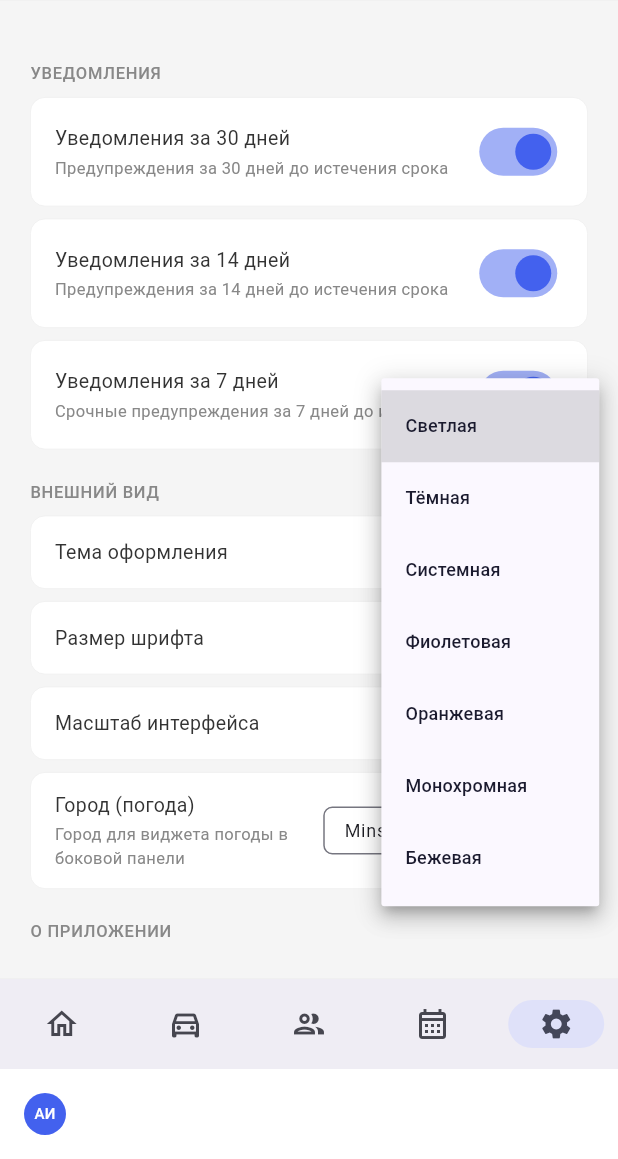
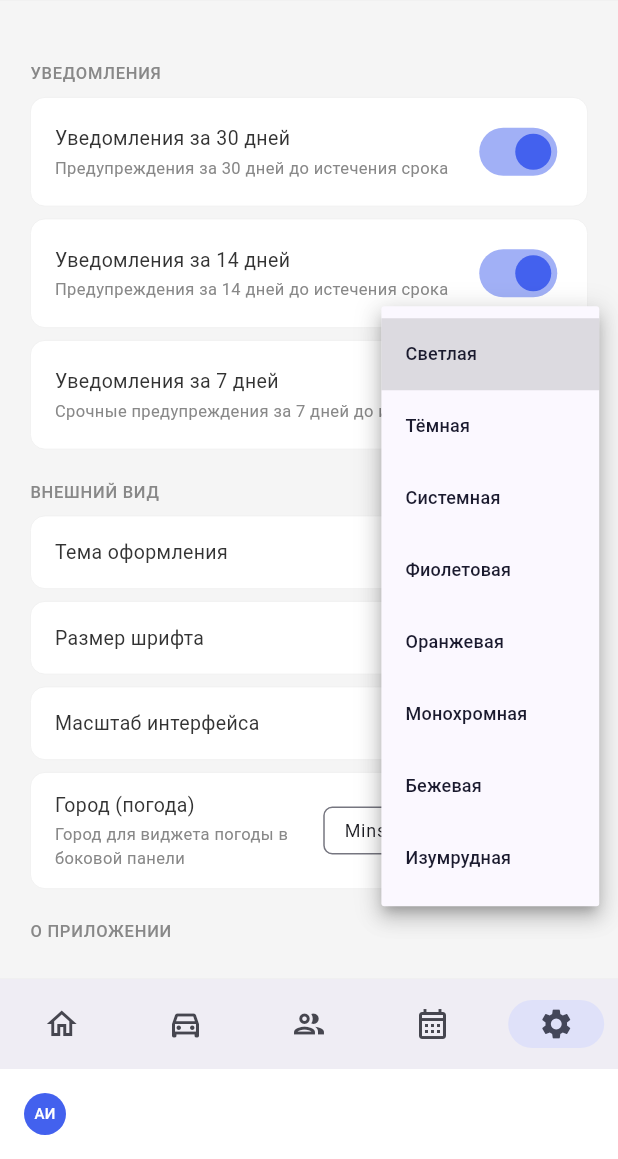
Before and after one commit to VkSun/ATControl, a Flutter app: the SettingsScreen screen opened by its route, after a tap on "Светлая", on a phone screen of 412 x 824 dp, the part 77-1236 px from its top. Run offline on Flutter 3.47's test engine with Material 3 defaults, Android fonts, the phone set to English and light mode, and no system bars; our stand-ins replace file_picker, flutter_local_notifications, flutter_riverpod, go_router, package_info_plus, shared_preferences and 1 more; missing offline and left inert: gotrue, launch_at_startup, local_notifier, tray_manager, window_manager; accounts and stored records are empty; generated files the repository leaves out were written again; network calls fail.

Commit message:
feat(theme): add Изумрудная (emerald) theme
Fifth theme — dark (structured like monoTheme) with an emerald green
accent (#4ECB8D) instead of grey, styled after a fifth reference
mockup (dark UI with vivid green/pink/purple accent cards). Picked
green as the single accent since the app's theme model is one accent
color per theme, not a multi-color palette like the reference.

flutter analyze clean (45, baseline), all 163 tests pass.

Co-Authored-By: Claude Fable 5 <noreply@anthropic.com>
Claude-Session: https://claude.ai/code/session_01DkgpfqtYtWsXc5FYhAC5yA

```diff
--- a/lib/screens/settings/settings_screen.dart
+++ b/lib/screens/settings/settings_screen.dart
@@ -121,8 +121,9 @@ class SettingsScreen extends ConsumerWidget {
                     AppThemeMode.orange => 'Оранжевая',
                     AppThemeMode.mono => 'Монохромная',
                     AppThemeMode.beige => 'Бежевая',
+                    AppThemeMode.emerald => 'Изумрудная',
                   },
-                  options: const ['Светлая', 'Тёмная', 'Системная', 'Фиолетовая', 'Оранжевая', 'Монохромная', 'Бежевая'],
+                  options: const ['Светлая', 'Тёмная', 'Системная', 'Фиолетовая', 'Оранжевая', 'Монохромная', 'Бежевая', 'Изумрудная'],
                   onChanged: (v) {
                     ref.read(themeModeProvider.notifier).set(switch (v) {
                       'Светлая' => AppThemeMode.light,
@@ -131,6 +132,7 @@ class SettingsScreen extends ConsumerWidget {
                       'Оранжевая' => AppThemeMode.orange,
                       'Монохромная' => AppThemeMode.mono,
                       'Бежевая' => AppThemeMode.beige,
+                      'Изумрудная' => AppThemeMode.emerald,
                       _ => AppThemeMode.system,
                     });
                   },
--- a/lib/utils/theme.dart
+++ b/lib/utils/theme.dart
@@ -7,7 +7,7 @@ import 'brand_colors.dart';
 /// Раздельно от Flutter-овского ThemeMode: помимо светлая/тёмная/системная
 /// сюда добавляются именованные цветовые темы (см. AppTheme.purpleTheme) —
 /// они переключаются тем же селектором в Настройках, добавляются по одной.
-enum AppThemeMode { light, dark, system, purple, orange, mono, beige }
+enum AppThemeMode { light, dark, system, purple, orange, mono, beige, emerald }
 
 final themeModeProvider =
     StateNotifierProvider<_ThemePref, AppThemeMode>((_) => _ThemePref());
@@ -66,6 +66,7 @@ class AppTheme {
   static const _orangeAccent = Color(0xFFFF7A30);
   static const _monoAccent = Color(0xFF5A5A5A);
   static const _beigeAccent = Color(0xFFC9962F);
+  static const _emeraldAccent = Color(0xFF4ECB8D);
 
   static ThemeData lightTheme = ThemeData(
     useMaterial3: true,
@@ -422,6 +423,62 @@ class AppTheme {
       ),
     ],
   );
+
+  // Изумрудная: пятый референс — тёмная (структура как у monoTheme) с
+  // изумрудно-зелёным акцентом вместо серого.
+  static ThemeData emeraldTheme = ThemeData(
+    useMaterial3: true,
+    colorScheme: ColorScheme.fromSeed(
+      seedColor: _emeraldAccent,
+      brightness: Brightness.dark,
+    ),
+    scaffoldBackgroundColor: const Color(0xFF121212),
+    cardColor: const Color(0xFF1E1E1E),
+    appBarTheme: const AppBarTheme(
+      backgroundColor: Color(0xFF1E1E1E),
+      foregroundColor: Color(0xFFEEEEEE),
+      elevation: 0,
+      surfaceTintColor: Colors.transparent,
+    ),
+    dialogTheme: const DialogThemeData(
+      backgroundColor: Color(0xFF1E1E1E),
+      surfaceTintColor: Colors.transparent,
+      titleTextStyle: TextStyle(fontSize: 18, fontWeight: FontWeight.w600, color: Color(0xFFEEEEEE)),
+      contentTextStyle: TextStyle(fontSize: 13, color: Color(0xFFCCCCCC)),
+    ),
+    filledButtonTheme: FilledButtonThemeData(
+      style: FilledButton.styleFrom(
+        backgroundColor: _emeraldAccent,
+        foregroundColor: Colors.white,
+      ),
+    ),
+    outlinedButtonTheme: OutlinedButtonThemeData(
+      style: OutlinedButton.styleFrom(
+        foregroundColor: _emeraldAccent,
+        side: const BorderSide(color: _emeraldAccent),
+      ),
+    ),
+    textButtonTheme: TextButtonThemeData(
+      style: TextButton.styleFrom(foregroundColor: _emeraldAccent),
+    ),
+    extensions: const [
+      AppColors(
+        accent: _emeraldAccent,
+        danger: _danger,
+        amber: _amber,
+        success: _green,
+        sidebarBg: Color(0xFF1E1E1E),
+        sidebarActive: _emeraldAccent,
+        tableBorder: Color(0xFF2E2E2E),
+        badgeRed: Color(0xFF501313),
+        badgeRedText: Color(0xFFF7C1C1),
+        badgeAmber: Color(0xFF412402),
+        badgeAmberText: Color(0xFFFAC775),
+        badgeGreen: Color(0xFF173404),
+        badgeGreenText: Color(0xFFC0DD97),
+      ),
+    ],
+  );
 }
 
 class AppColors extends ThemeExtension<AppColors> {
@@ -491,6 +548,7 @@ final resolvedThemeProvider = Provider<ThemeData>((ref) {
     AppThemeMode.orange => AppTheme.orangeTheme,
     AppThemeMode.mono => AppTheme.monoTheme,
     AppThemeMode.beige => AppTheme.beigeTheme,
+    AppThemeMode.emerald => AppTheme.emeraldTheme,
     AppThemeMode.light || AppThemeMode.system => AppTheme.lightTheme,
   };
 });
```
